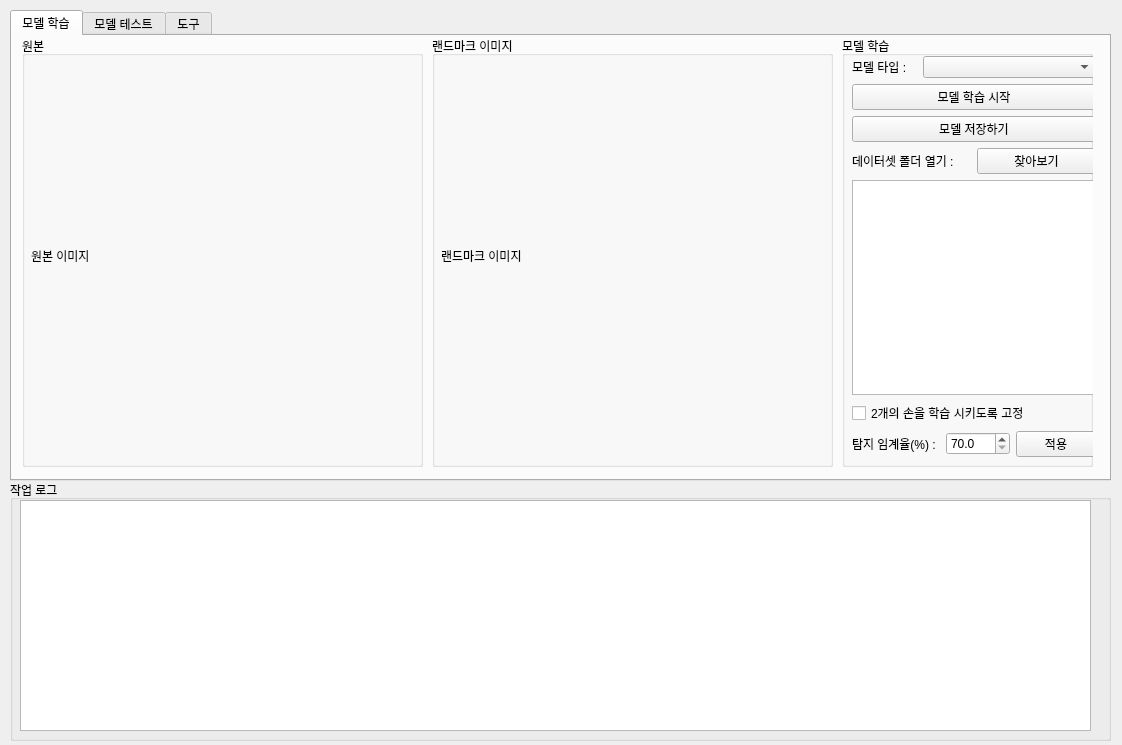
Above: resource/main_form.ui from boa9448/PyAutoMakerHuman before the change. Below: the same form after it.
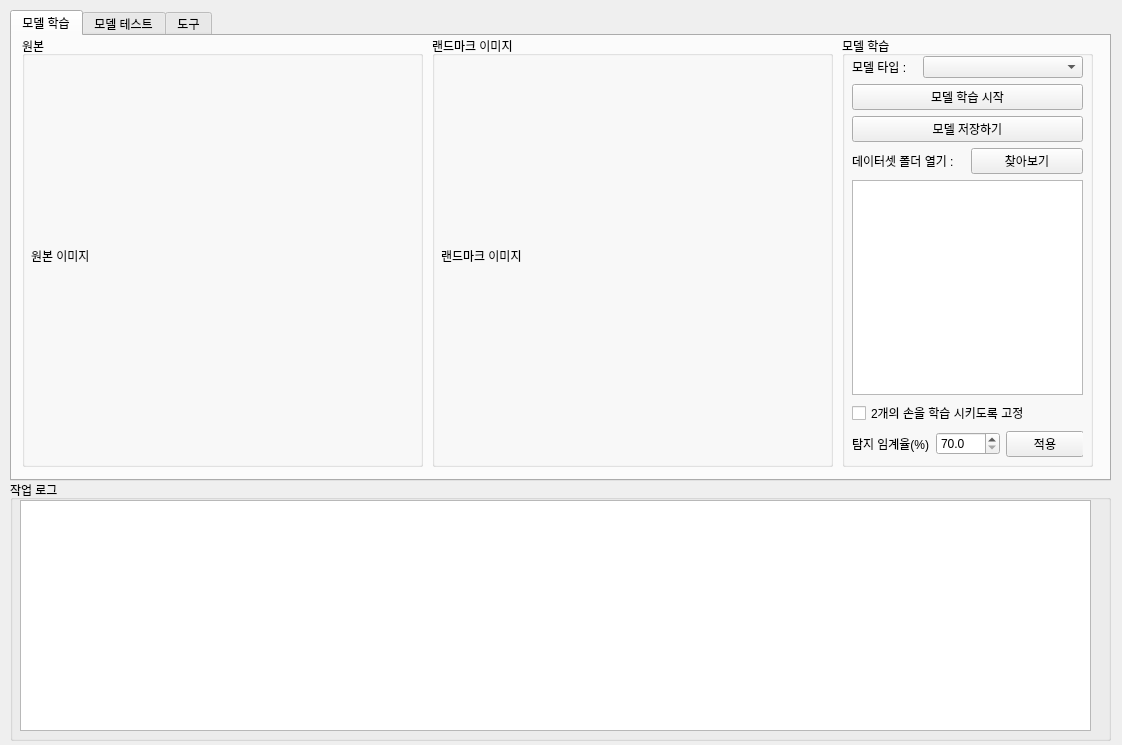
That is the form after the change.

```diff
--- a/resource/main_form.ui
+++ b/resource/main_form.ui
@@ -113,7 +113,7 @@
        <rect>
         <x>10</x>
         <y>20</y>
-        <width>244</width>
+        <width>231</width>
         <height>401</height>
        </rect>
       </property>
```
Left out of the diff: 2 changed lines with no effect on the pictures.
